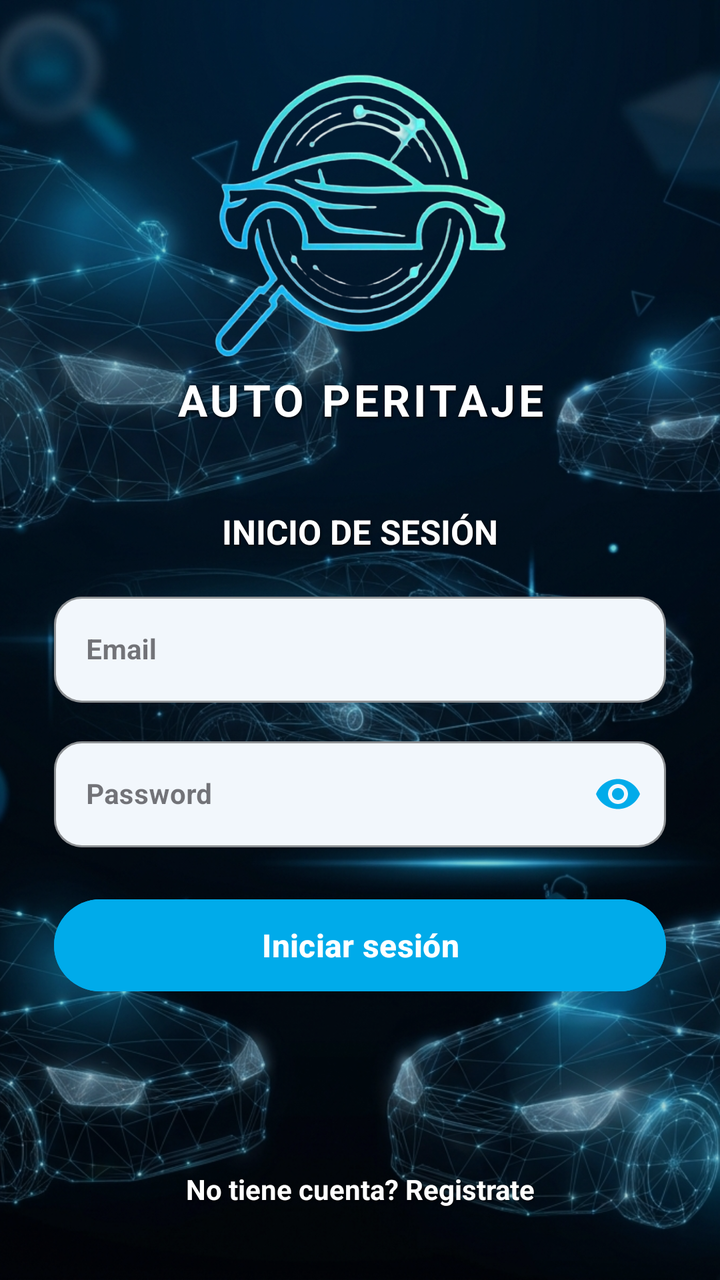
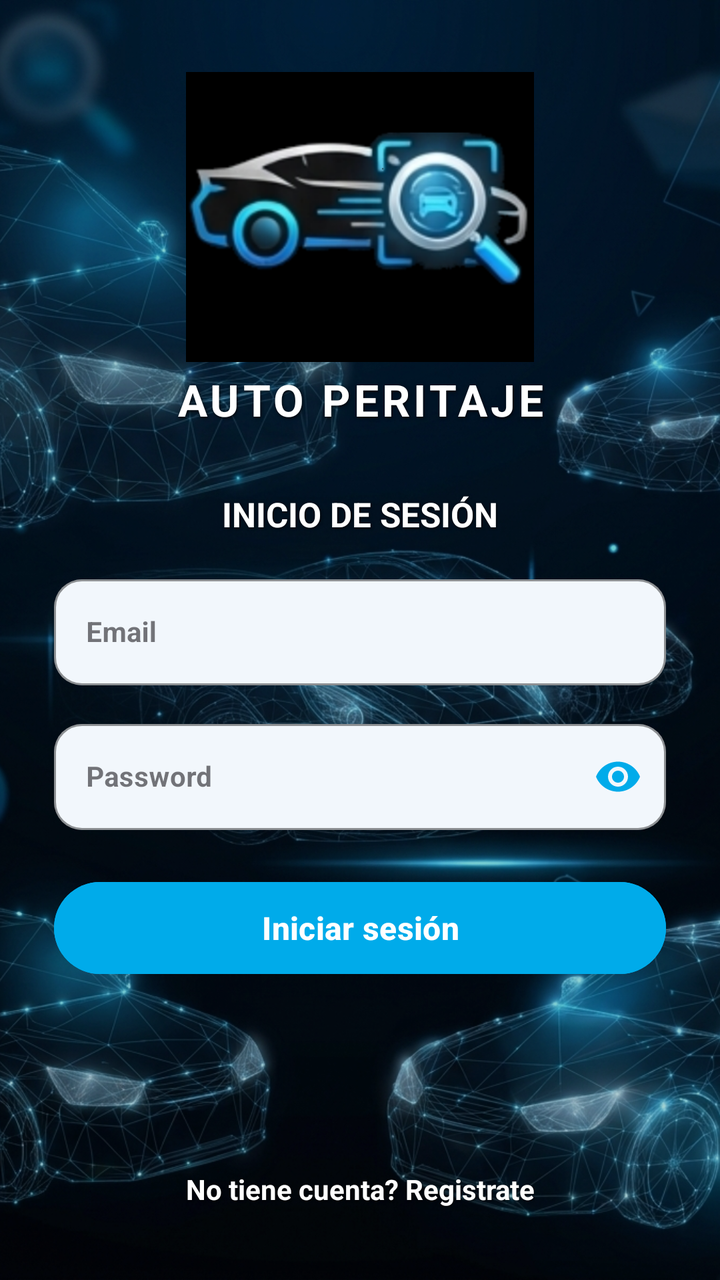

The first picture is an Android layout as it rendered before a commit; the second is the same layout after the commit. The layout source and the unified diff follow.
<!-- AndroidManifest.xml: application theme Theme.Enpartesapp -->
<!-- res/layout/activity_login.xml -->
<?xml version="1.0" encoding="utf-8"?>
<androidx.constraintlayout.widget.ConstraintLayout
    xmlns:android="http://schemas.android.com/apk/res/android"
    xmlns:app="http://schemas.android.com/apk/res-auto"
    xmlns:tools="http://schemas.android.com/tools"
    android:id="@+id/container"
    android:layout_width="match_parent"
    android:layout_height="match_parent"
    tools:context="LoginActivity">

    
    <ImageView
        android:id="@+id/background_image"
        android:layout_width="0dp"
        android:layout_height="0dp"
        android:scaleType="centerCrop"
        android:src="@drawable/fondo_app_reporte_dannos"
        android:contentDescription="@null"
        app:layout_constraintBottom_toBottomOf="parent"
        app:layout_constraintEnd_toEndOf="parent"
        app:layout_constraintStart_toStartOf="parent"
        app:layout_constraintTop_toTopOf="parent" />

    
    <View
        android:id="@+id/background_overlay"
        android:layout_width="0dp"
        android:layout_height="0dp"
        android:background="#2E000000"
        app:layout_constraintBottom_toBottomOf="parent"
        app:layout_constraintEnd_toEndOf="parent"
        app:layout_constraintStart_toStartOf="parent"
        app:layout_constraintTop_toTopOf="parent" />

    
    <ImageView
        android:id="@+id/logo_enpartes"
        android:layout_width="0dp"
        android:layout_height="145dp"
        android:layout_marginTop="36dp"
        android:contentDescription="@string/descripcion_logo_enpartes"
        android:scaleType="fitCenter"
        app:layout_constraintEnd_toEndOf="parent"
        app:layout_constraintStart_toStartOf="parent"
        app:layout_constraintTop_toTopOf="parent"
        app:layout_constraintWidth_percent="0.88"
        app:srcCompat="@drawable/logo_auto_perito_nobg" />

    
    <TextView
        android:id="@+id/tvTitleAutoPeritaje"
        android:layout_width="wrap_content"
        android:layout_height="wrap_content"
        android:layout_marginTop="4dp"
        android:text="@string/title_auto_peritaje"
        android:textColor="@color/white"
        android:textSize="22sp"
        android:textStyle="bold"
        android:letterSpacing="0.08"
        android:gravity="center"
        android:shadowColor="#D0000000"
        android:shadowDx="1"
        android:shadowDy="2"
        android:shadowRadius="4"
        app:layout_constraintEnd_toEndOf="parent"
        app:layout_constraintStart_toStartOf="parent"
        app:layout_constraintTop_toBottomOf="@+id/logo_enpartes" />

    
    <LinearLayout
        android:id="@+id/linearLayoutLogin"
        android:layout_width="0dp"
        android:layout_height="wrap_content"
        android:orientation="vertical"
        android:gravity="center"
        app:layout_constraintBottom_toTopOf="@+id/btnRegister"
        app:layout_constraintEnd_toEndOf="parent"
        app:layout_constraintStart_toStartOf="parent"
        app:layout_constraintTop_toBottomOf="@+id/tvTitleAutoPeritaje"
        app:layout_constraintVertical_bias="0.32"
        app:layout_constraintWidth_percent="0.85">

        <TextView
            android:layout_width="wrap_content"
            android:layout_height="wrap_content"
            android:text="@string/title_inicio_sesion"
            android:textColor="@color/white"
            android:textSize="17sp"
            android:textStyle="bold"
            android:gravity="center"
            android:shadowColor="#CC000000"
            android:shadowDx="1"
            android:shadowDy="1"
            android:shadowRadius="3"
            android:layout_marginBottom="16dp" />

        
        <com.google.android.material.textfield.TextInputLayout
            android:id="@+id/usernameTextInputLayout"
            style="@style/Widget.MaterialComponents.TextInputLayout.OutlinedBox"
            android:layout_width="match_parent"
            android:layout_height="wrap_content"
            android:layout_marginBottom="14dp"
            android:hint="@string/prompt_email"
            app:hintTextColor="@color/blue"
            app:boxStrokeColor="@color/blue"
            app:boxBackgroundColor="#F2F7FC"
            app:boxCornerRadiusTopStart="14dp"
            app:boxCornerRadiusTopEnd="14dp"
            app:boxCornerRadiusBottomStart="14dp"
            app:boxCornerRadiusBottomEnd="14dp">

            <com.google.android.material.textfield.TextInputEditText
                android:id="@+id/username"
                android:layout_width="match_parent"
                android:layout_height="wrap_content"
                android:autofillHints="@string/prompt_email"
                android:inputType="textEmailAddress"
                android:maxLength="40"
                android:minHeight="52dp"
                android:selectAllOnFocus="true"
                android:textColor="@color/blue"
                android:textSize="14sp"
                android:textStyle="bold" />
        </com.google.android.material.textfield.TextInputLayout>

        
        <com.google.android.material.textfield.TextInputLayout
            android:id="@+id/passwordTextInputLayout"
            style="@style/Widget.MaterialComponents.TextInputLayout.OutlinedBox"
            android:layout_width="match_parent"
            android:layout_height="wrap_content"
            android:hint="@string/prompt_password"
            app:hintTextColor="@color/blue"
            app:boxStrokeColor="@color/blue"
            app:boxBackgroundColor="#F2F7FC"
            app:boxCornerRadiusTopStart="14dp"
            app:boxCornerRadiusTopEnd="14dp"
            app:boxCornerRadiusBottomStart="14dp"
            app:boxCornerRadiusBottomEnd="14dp"
            app:passwordToggleEnabled="true"
            app:passwordToggleTint="@color/blue">

            <com.google.android.material.textfield.TextInputEditText
                android:id="@+id/password"
                android:layout_width="match_parent"
                android:layout_height="wrap_content"
                android:autofillHints="@string/prompt_password"
                android:imeActionLabel="@string/action_sign_in_short"
                android:imeOptions="actionDone"
                android:inputType="textPassword"
                android:minHeight="52dp"
                android:textColor="@color/blue"
                android:textSize="14sp"
                android:textStyle="bold" />
        </com.google.android.material.textfield.TextInputLayout>

        
        <com.google.android.material.button.MaterialButton
            android:id="@+id/login"
            android:layout_width="match_parent"
            android:layout_height="54dp"
            android:layout_marginTop="22dp"
            android:text="@string/action_sign_in"
            android:textAllCaps="false"
            android:backgroundTint="@color/blue"
            android:textColor="@color/white"
            android:textSize="16sp"
            android:textStyle="bold"
            app:cornerRadius="27dp"
            app:elevation="4dp" />

    </LinearLayout>

    
    <TextView
        android:id="@+id/btnRegister"
        android:layout_width="wrap_content"
        android:layout_height="wrap_content"
        android:layout_marginBottom="36dp"
        android:gravity="center"
        android:text="@string/no_tiene_cuenta"
        android:textColor="@color/white"
        android:textSize="14sp"
        android:textStyle="bold"
        android:shadowColor="#CC000000"
        android:shadowDx="1"
        android:shadowDy="1"
        android:shadowRadius="2"
        app:layout_constraintBottom_toBottomOf="parent"
        app:layout_constraintEnd_toEndOf="parent"
        app:layout_constraintStart_toStartOf="parent" />

    <ProgressBar
        android:id="@+id/loginProgressBar"
        style="?android:attr/progressBarStyleLarge"
        android:layout_width="wrap_content"
        android:layout_height="wrap_content"
        android:layout_marginBottom="16dp"
        android:visibility="gone"
        app:layout_constraintBottom_toBottomOf="parent"
        app:layout_constraintEnd_toEndOf="parent"
        app:layout_constraintStart_toStartOf="parent" />

</androidx.constraintlayout.widget.ConstraintLayout>
<!-- resources referenced by this layout -->
<resources>
  <color name="blue">#00abea</color>
  <color name="white">#FFFFFFFF</color>
  <!-- drawable fondo_app_reporte_dannos: jpg bitmap (drawable, 667836 bytes) -->
  <!-- drawable logo_auto_perito_nobg: png bitmap (drawable, 175066 bytes) -->
  <string name="action_sign_in">Iniciar sesión</string>
  <string name="action_sign_in_short">Iniciar</string>
  <string name="descripcion_logo_enpartes">"Logo de enpartes"</string>
  <string name="no_tiene_cuenta">"No tiene cuenta? Registrate"</string>
  <string name="prompt_email">Email</string>
  <string name="prompt_password">Password</string>
  <string name="title_auto_peritaje">AUTO PERITAJE</string>
  <string name="title_inicio_sesion">INICIO DE SESIÓN</string>
  <style name="Theme.Enpartesapp" parent="Theme.MaterialComponents.DayNight.DarkActionBar">
          
          <item name="colorPrimary">@color/purple_500</item>
          <item name="colorPrimaryVariant">@color/purple_700</item>
          
          <item name="colorSecondary">@color/teal_200</item>
          <item name="colorSecondaryVariant">@color/teal_700</item>
          
          <item name="android:statusBarColor">?attr/colorPrimaryVariant</item>
          
          <item name="android:textColor">@color/my_high_contrast_text_color</item>
          <item name="colorSurface">@color/my_high_contrast_background_color</item>
          <item name="editTextColor">@color/my_high_contrast_text_color</item>
          <item name="colorControlNormal">@color/my_high_contrast_text_color</item>
          <item name="colorControlActivated">@color/my_high_contrast_text_color</item>
          <item name="colorControlHighlight">@color/my_high_contrast_text_color</item>
          <item name="colorOnPrimary">@color/my_high_contrast_text_color</item>
          <item name="colorOnSecondary">@color/my_high_contrast_text_color</item>
      </style>
  <color name="purple_500">#FF6200EE</color>
  <color name="purple_700">#FF3700B3</color>
  <color name="teal_200">#FF03DAC5</color>
  <color name="teal_700">#FF018786</color>
  <color name="my_high_contrast_text_color">#FF000000</color>
  <color name="my_high_contrast_background_color">#FFFFFFFF</color>
</resources>

<!-- the commit's change to res/layout/activity_login.xml (unified diff, before → after) -->
@@ -77,7 +77,7 @@
         app:layout_constraintEnd_toEndOf="parent"
         app:layout_constraintStart_toStartOf="parent"
         app:layout_constraintTop_toBottomOf="@+id/tvTitleAutoPeritaje"
-        app:layout_constraintVertical_bias="0.32"
+        app:layout_constraintVertical_bias="0.25"
         app:layout_constraintWidth_percent="0.85">
 
         <TextView
@@ -173,6 +173,42 @@
     </LinearLayout>
 
     
+    <LinearLayout
+        android:id="@+id/layoutLoading"
+        android:layout_width="wrap_content"
+        android:layout_height="wrap_content"
+        android:orientation="vertical"
+        android:gravity="center"
+        android:visibility="gone"
+        app:layout_constraintTop_toBottomOf="@+id/linearLayoutLogin"
+        app:layout_constraintBottom_toTopOf="@+id/btnRegister"
+        app:layout_constraintStart_toStartOf="parent"
+        app:layout_constraintEnd_toEndOf="parent">
+
+        <ProgressBar
+            android:id="@+id/loginProgressBar"
+            style="?android:attr/progressBarStyleLarge"
+            android:layout_width="56dp"
+            android:layout_height="56dp"
+            android:indeterminateTint="#BAE6FD"
+            android:indeterminateTintMode="src_in" />
+
+        <TextView
+            android:id="@+id/tvLoadingText"
+            android:layout_width="wrap_content"
+            android:layout_height="wrap_content"
+            android:layout_marginTop="8dp"
+            android:text="@string/iniciando_sesion_por_favor_espere"
+            android:textColor="@color/white"
+            android:textSize="14sp"
+            android:textStyle="bold"
+            android:shadowColor="#CC000000"
+            android:shadowDx="1"
+            android:shadowDy="1"
+            android:shadowRadius="3" />
+    </LinearLayout>
+
+    
     <TextView
         android:id="@+id/btnRegister"
         android:layout_width="wrap_content"
@@ -191,15 +227,4 @@
         app:layout_constraintEnd_toEndOf="parent"
         app:layout_constraintStart_toStartOf="parent" />
 
-    <ProgressBar
-        android:id="@+id/loginProgressBar"
-        style="?android:attr/progressBarStyleLarge"
-        android:layout_width="wrap_content"
-        android:layout_height="wrap_content"
-        android:layout_marginBottom="16dp"
-        android:visibility="gone"
-        app:layout_constraintBottom_toBottomOf="parent"
-        app:layout_constraintEnd_toEndOf="parent"
-        app:layout_constraintStart_toStartOf="parent" />
-
 </androidx.constraintlayout.widget.ConstraintLayout>
<!-- resource entries referenced after the edit -->
@@ -3,10 +3,11 @@
   <color name="blue">#00abea</color>
   <color name="white">#FFFFFFFF</color>
   <!-- drawable fondo_app_reporte_dannos: jpg bitmap (drawable, 667836 bytes) -->
-  <!-- drawable logo_auto_perito_nobg: png bitmap (drawable, 175066 bytes) -->
+  <!-- drawable logo_auto_perito_nobg: png bitmap (drawable, 139657 bytes) -->
   <string name="action_sign_in">Iniciar sesión</string>
   <string name="action_sign_in_short">Iniciar</string>
   <string name="descripcion_logo_enpartes">"Logo de enpartes"</string>
+  <string name="iniciando_sesion_por_favor_espere">Iniciando sesión, por favor espere…</string>
   <string name="no_tiene_cuenta">"No tiene cuenta? Registrate"</string>
   <string name="prompt_email">Email</string>
   <string name="prompt_password">Password</string>
